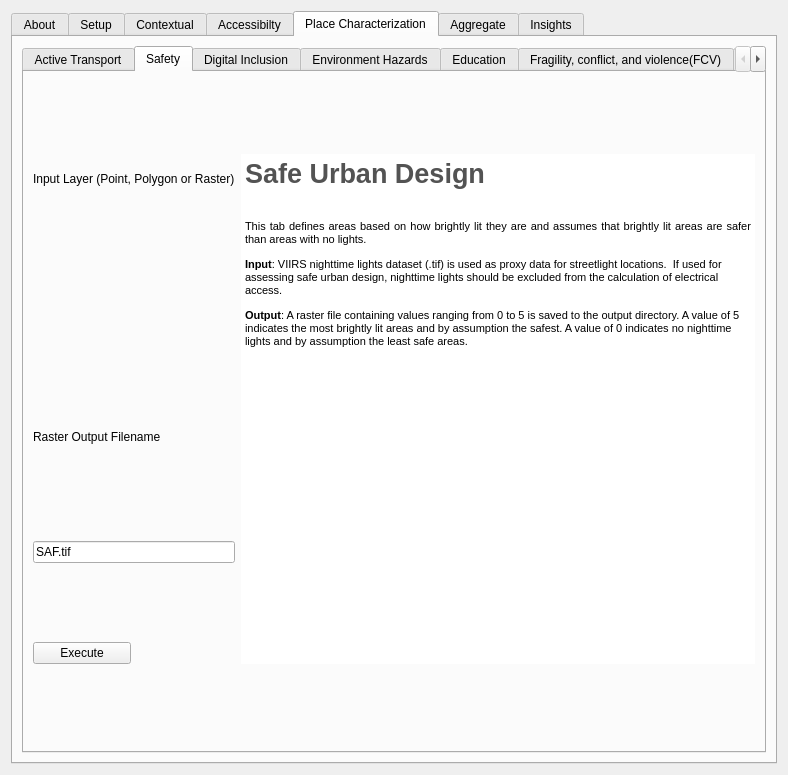
This is gender_indicator_tool/gender_indicator_tool_dialog_base.ui in worldbank/GEEST as Qt 5 draws it before an edit. The edited form follows.
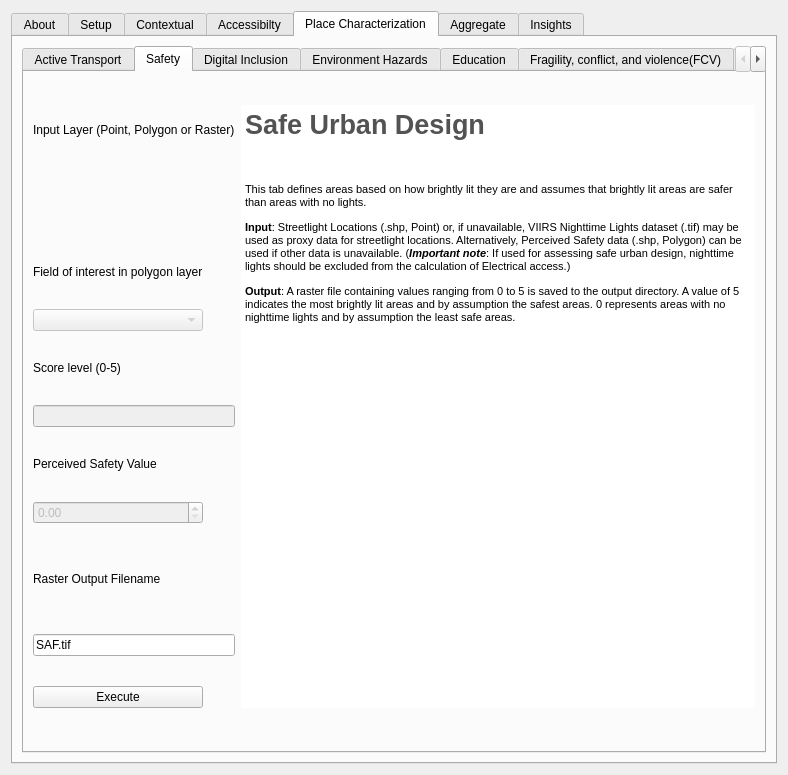
This is the edited form. Custom widgets are drawn as their Qt base class.

```diff
--- a/gender_indicator_tool/gender_indicator_tool_dialog_base.ui
+++ b/gender_indicator_tool/gender_indicator_tool_dialog_base.ui
@@ -2200,6 +2200,19 @@
            <string>Safety</string>
           </attribute>
           <layout class="QGridLayout" name="gridLayout_19">
+           <item row="1" column="0" colspan="2">
+            <widget class="QgsFileWidget" name="SAF_Input_Field">
+             <property name="maximumSize">
+              <size>
+               <width>16777215</width>
+               <height>50</height>
+              </size>
+             </property>
+             <property name="toolTip">
+              <string>&lt;html&gt;&lt;head/&gt;&lt;body&gt;&lt;p&gt;&lt;span style=&quot; font-weight:600;&quot;&gt;Education Facility Point Layer&lt;/span&gt;&lt;/p&gt;&lt;/body&gt;&lt;/html&gt;</string>
+             </property>
+            </widget>
+           </item>
            <item row="0" column="0" colspan="2">
             <widget class="QLabel" name="label_109">
              <property name="maximumSize">
@@ -2213,7 +2226,50 @@
              </property>
             </widget>
            </item>
-           <item row="0" column="2" rowspan="5">
+           <item row="8" column="0" colspan="2">
+            <widget class="QLabel" name="label_111">
+             <property name="maximumSize">
+              <size>
+               <width>16777215</width>
+               <height>50</height>
+              </size>
+             </property>
+             <property name="text">
+              <string>Raster Output Filename</string>
+             </property>
+            </widget>
+           </item>
+           <item row="2" column="0">
+            <widget class="QLabel" name="label_5">
+             <property name="sizePolicy">
+              <sizepolicy hsizetype="Preferred" vsizetype="Fixed">
+               <horstretch>0</horstretch>
+               <verstretch>0</verstretch>
+              </sizepolicy>
+             </property>
+             <property name="text">
+              <string>Field of interest in polygon layer</string>
+             </property>
+            </widget>
+           </item>
+           <item row="10" column="0">
+            <widget class="QPushButton" name="SAF_Execute_PB">
+             <property name="toolTip">
+              <string>&lt;html&gt;&lt;head/&gt;&lt;body&gt;&lt;p&gt;&lt;span style=&quot; font-weight:600;&quot;&gt;Geoprocessiong Execution&lt;/span&gt;&lt;/p&gt;&lt;/body&gt;&lt;/html&gt;</string>
+             </property>
+             <property name="text">
+              <string>Execute</string>
+             </property>
+            </widget>
+           </item>
+           <item row="7" column="0">
+            <widget class="QgsDoubleSpinBox" name="mQgsDoubleSpinBox">
+             <property name="enabled">
+              <bool>false</bool>
+             </property>
+            </widget>
+           </item>
+           <item row="0" column="2" rowspan="11">
             <widget class="QTextEdit" name="textEdit_21">
              <property name="enabled">
               <bool>true</bool>
@@ -2231,39 +2287,36 @@
 &lt;/style&gt;&lt;/head&gt;&lt;body style=&quot; font-family:'MS Shell Dlg 2'; font-size:8.25pt; font-weight:400; font-style:normal;&quot;&gt;
 &lt;p style=&quot; margin-top:0px; margin-bottom:0px; margin-left:0px; margin-right:0px; -qt-block-indent:0; text-indent:0px;&quot;&gt;&lt;span style=&quot; font-size:20pt; font-weight:600; color:#535353;&quot;&gt;Safe Urban Design&lt;/span&gt;&lt;/p&gt;
 &lt;p align=&quot;justify&quot; style=&quot;-qt-paragraph-type:empty; margin-top:0px; margin-bottom:0px; margin-left:0px; margin-right:0px; -qt-block-indent:0; text-indent:0px; font-size:20pt; font-weight:600; color:#535353;&quot;&gt;&lt;br /&gt;&lt;/p&gt;
-&lt;p align=&quot;justify&quot; style=&quot; margin-top:0px; margin-bottom:0px; margin-left:0px; margin-right:0px; -qt-block-indent:0; text-indent:0px;&quot;&gt;&lt;span style=&quot; font-size:8pt;&quot;&gt;This tab defines areas based on how brightly lit they are and assumes that brightly lit areas are safer than areas with no lights.&lt;/span&gt;&lt;span style=&quot; font-size:7.8pt;&quot;&gt; &lt;/span&gt;&lt;/p&gt;
-&lt;p style=&quot; margin-top:12px; margin-bottom:12px; margin-left:0px; margin-right:0px; -qt-block-indent:0; text-indent:0px;&quot;&gt;&lt;span style=&quot; font-size:8pt; font-weight:600;&quot;&gt;Input&lt;/span&gt;&lt;span style=&quot; font-size:8pt;&quot;&gt;: VIIRS nighttime lights dataset (.tif) is used as proxy data for streetlight locations.  If used for assessing safe urban design, nighttime lights should be excluded from the calculation of electrical access.&lt;/span&gt;&lt;span style=&quot; font-size:7.8pt;&quot;&gt; &lt;/span&gt;&lt;/p&gt;
-&lt;p style=&quot; margin-top:12px; margin-bottom:12px; margin-left:0px; margin-right:0px; -qt-block-indent:0; text-indent:0px;&quot;&gt;&lt;span style=&quot; font-size:8pt; font-weight:600;&quot;&gt;Output&lt;/span&gt;&lt;span style=&quot; font-size:8pt;&quot;&gt;: A raster file containing values ranging from 0 to 5 is saved to the output directory. A value of 5 indicates the most brightly lit areas and by assumption the safest. A value of 0 indicates no nighttime lights and by assumption the least safe areas.  &lt;/span&gt;&lt;span style=&quot; font-size:7.8pt;&quot;&gt; &lt;/span&gt;&lt;/p&gt;&lt;/body&gt;&lt;/html&gt;</string>
+&lt;p style=&quot; margin-top:12px; margin-bottom:12px; margin-left:0px; margin-right:0px; -qt-block-indent:0; text-indent:0px;&quot;&gt;&lt;span style=&quot; font-size:8pt;&quot;&gt;This tab defines areas based on how brightly lit they are and assumes that brightly lit areas are safer than areas with no lights.&lt;/span&gt;&lt;/p&gt;
+&lt;p style=&quot; margin-top:12px; margin-bottom:12px; margin-left:0px; margin-right:0px; -qt-block-indent:0; text-indent:0px;&quot;&gt;&lt;span style=&quot; font-size:8pt; font-weight:600;&quot;&gt;Input&lt;/span&gt;&lt;span style=&quot; font-size:8pt;&quot;&gt;: Streetlight Locations (.shp, Point) or, if unavailable, VIIRS Nighttime Lights dataset (.tif) may be used as proxy data for streetlight locations. Alternatively, Perceived Safety data (.shp, Polygon) can be used if other data is unavailable. (&lt;/span&gt;&lt;span style=&quot; font-size:8pt; font-weight:600; font-style:italic;&quot;&gt;Important note&lt;/span&gt;&lt;span style=&quot; font-size:8pt;&quot;&gt;: If used for assessing safe urban design, nighttime lights should be excluded from the calculation of Electrical access.)&lt;/span&gt;&lt;/p&gt;
+&lt;p style=&quot; margin-top:12px; margin-bottom:12px; margin-left:0px; margin-right:0px; -qt-block-indent:0; text-indent:0px;&quot;&gt;&lt;span style=&quot; font-size:8pt; font-weight:600;&quot;&gt;Output&lt;/span&gt;&lt;span style=&quot; font-size:8pt;&quot;&gt;: A raster file containing values ranging from 0 to 5 is saved to the output directory. A value of 5 indicates the most brightly lit areas and by assumption the safest areas. 0 represents areas with no nighttime lights and by assumption the least safe areas.&lt;/span&gt;&lt;/p&gt;&lt;/body&gt;&lt;/html&gt;</string>
              </property>
             </widget>
            </item>
-           <item row="1" column="0" colspan="2">
-            <widget class="QgsFileWidget" name="SAF_Input_Field">
-             <property name="maximumSize">
-              <size>
-               <width>16777215</width>
-               <height>50</height>
-              </size>
+           <item row="3" column="0">
+            <widget class="QComboBox" name="SAF_rasField_CB">
+             <property name="enabled">
+              <bool>false</bool>
              </property>
-             <property name="toolTip">
-              <string>&lt;html&gt;&lt;head/&gt;&lt;body&gt;&lt;p&gt;&lt;span style=&quot; font-weight:600;&quot;&gt;Education Facility Point Layer&lt;/span&gt;&lt;/p&gt;&lt;/body&gt;&lt;/html&gt;</string>
-             </property>
             </widget>
            </item>
-           <item row="2" column="0" colspan="2">
-            <widget class="QLabel" name="label_111">
-             <property name="maximumSize">
-              <size>
-               <width>16777215</width>
-               <height>50</height>
-              </size>
+           <item row="5" column="0" colspan="2">
+            <widget class="QgsFilterLineEdit" name="SAF_typeScore_Field">
+             <property name="enabled">
+              <bool>false</bool>
              </property>
-             <property name="text">
-              <string>Raster Output Filename</string>
+             <property name="sizePolicy">
+              <sizepolicy hsizetype="Expanding" vsizetype="Fixed">
+               <horstretch>0</horstretch>
+               <verstretch>0</verstretch>
+              </sizepolicy>
              </property>
+             <property name="qgisRelation" stdset="0">
+              <string notr="true"/>
+             </property>
             </widget>
            </item>
-           <item row="3" column="0" colspan="2">
+           <item row="9" column="0" colspan="2">
             <widget class="QgsFilterLineEdit" name="SAF_Output_Field">
              <property name="toolTip">
               <string>&lt;html&gt;&lt;head/&gt;&lt;body&gt;&lt;p&gt;&lt;span style=&quot; font-weight:600;&quot;&gt;Standardized Raster Output&lt;/span&gt;&lt;/p&gt;&lt;/body&gt;&lt;/html&gt;</string>
@@ -2280,22 +2333,38 @@
             </widget>
            </item>
            <item row="4" column="0">
-            <widget class="QPushButton" name="SAF_Execute_PB">
-             <property name="toolTip">
-              <string>&lt;html&gt;&lt;head/&gt;&lt;body&gt;&lt;p&gt;&lt;span style=&quot; font-weight:600;&quot;&gt;Geoprocessiong Execution&lt;/span&gt;&lt;/p&gt;&lt;/body&gt;&lt;/html&gt;</string>
+            <widget class="QLabel" name="label_6">
+             <property name="sizePolicy">
+              <sizepolicy hsizetype="Preferred" vsizetype="Fixed">
+               <horstretch>0</horstretch>
+               <verstretch>0</verstretch>
+              </sizepolicy>
              </property>
              <property name="text">
-              <string>Execute</string>
+              <string>Score level (0-5)</string>
              </property>
             </widget>
            </item>
-           <item row="4" column="1">
+           <item row="10" column="1">
             <widget class="QLabel" name="SAF_status">
              <property name="text">
               <string/>
              </property>
             </widget>
            </item>
+           <item row="6" column="0">
+            <widget class="QLabel" name="label_7">
+             <property name="sizePolicy">
+              <sizepolicy hsizetype="Preferred" vsizetype="Fixed">
+               <horstretch>0</horstretch>
+               <verstretch>0</verstretch>
+              </sizepolicy>
+             </property>
+             <property name="text">
+              <string>Perceived Safety Value</string>
+             </property>
+            </widget>
+           </item>
           </layout>
          </widget>
          <widget class="QWidget" name="tab_31">
@@ -3900,6 +3969,11 @@
   </layout>
  </widget>
  <customwidgets>
+  <customwidget>
+   <class>QgsDoubleSpinBox</class>
+   <extends>QDoubleSpinBox</extends>
+   <header>qgsdoublespinbox.h</header>
+  </customwidget>
   <customwidget>
    <class>QgsFileWidget</class>
    <extends>QWidget</extends>
```
